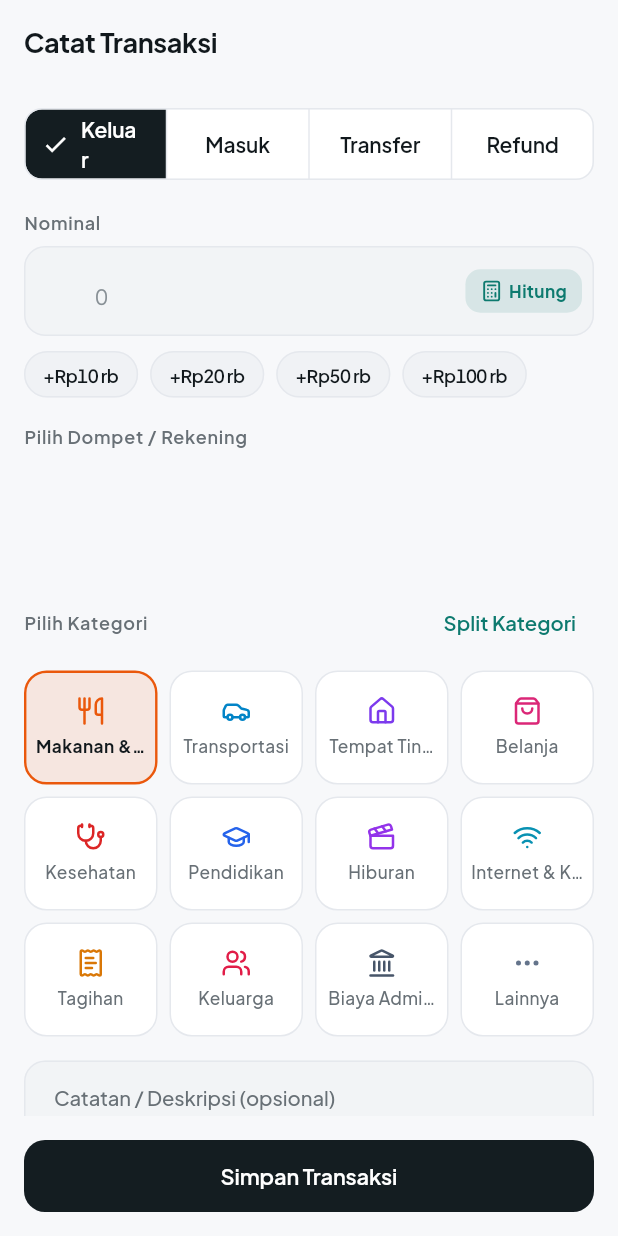
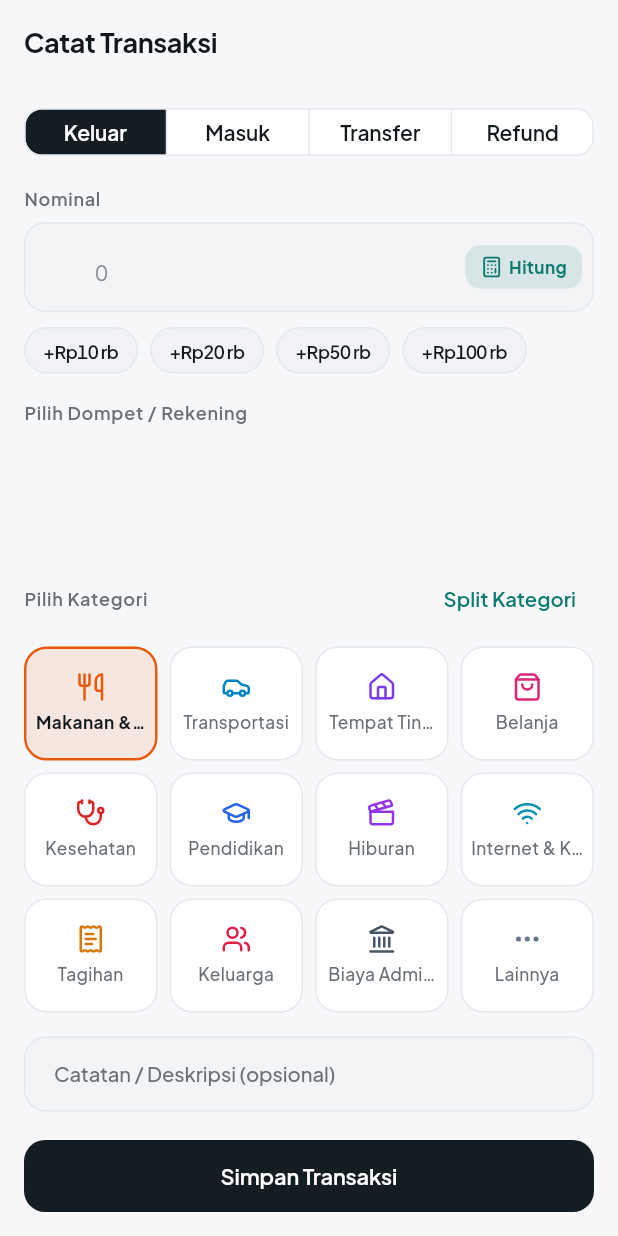
Before and after one commit to Habiboys/lanjo, a Flutter app: the TransactionFormPage screen opened by its route, on a phone screen of 412 x 824 dp. Run offline on Flutter 3.47's test engine with Material 3 defaults, Android fonts, the phone set to English and light mode, and no system bars; our stand-ins replace csv, dio, drift, file_picker, firebase_core, firebase_messaging and 13 more; missing offline and left inert: encrypt, excel; accounts and stored records are empty; generated files the repository leaves out were written again.

Commit message:
ui: remove sideload text and hide SegmentedButton checkmark icon

```diff
--- a/lib/features/settings/presentation/ai_settings_page.dart
+++ b/lib/features/settings/presentation/ai_settings_page.dart
@@ -217,11 +217,14 @@ class _AiSettingsPageState extends ConsumerState<AiSettingsPage> {
                         SizedBox(
                           width: double.infinity,
                           child: SegmentedButton<AiProvider>(
+                            showSelectedIcon: false,
                             segments: const [
                               ButtonSegment(
                                 value: AiProvider.gemini,
                                 label: Text(
                                   'Google Gemini',
+                                  maxLines: 1,
+                                  softWrap: false,
                                   overflow: TextOverflow.ellipsis,
                                 ),
                               ),
@@ -229,6 +232,8 @@ class _AiSettingsPageState extends ConsumerState<AiSettingsPage> {
                                 value: AiProvider.opencode,
                                 label: Text(
                                   'OpenCode',
+                                  maxLines: 1,
+                                  softWrap: false,
                                   overflow: TextOverflow.ellipsis,
                                 ),
                               ),
--- a/lib/features/settings/presentation/android_native_settings_page.dart
+++ b/lib/features/settings/presentation/android_native_settings_page.dart
@@ -413,11 +413,6 @@ class _AndroidNativeSettingsPageState
                           ),
                         ),
                       ),
-                      const SizedBox(height: 8),
-                      Text(
-                        'Tips Xiaomi / Android 13+: Jika saklar "Lanjo" terkunci abu-abu (Setelan dibatasi) saat pasang APK manual, buka Info App → ikon ⋮ di kanan atas → Izinkan setelan terbatas (atau install via Google Play Closed Testing).',
-                        style: theme.textTheme.bodySmall,
-                      ),
                       const SizedBox(height: 12),
                       Row(
                         children: [
--- a/lib/features/settings/presentation/settings_page.dart
+++ b/lib/features/settings/presentation/settings_page.dart
@@ -221,7 +221,7 @@ class SettingsPage extends ConsumerWidget {
                   color: ArusColors.primaryLight,
                   title: 'Fitur Pintar Android & Izin',
                   subtitle:
-                      'Izin Kamera/Galeri/Notif, Widget, Auto-Deteksi Clipboard & Share Struk',
+                      'Izin Perangkat, Widget, Deteksi Notifikasi Bank, Quick Tile & Share Struk',
                   onTap: () => context.push('/settings/android-native'),
                 ),
                 const Divider(indent: 66),
--- a/lib/features/transactions/presentation/transaction_form_page.dart
+++ b/lib/features/transactions/presentation/transaction_form_page.dart
@@ -375,11 +375,44 @@ class _TransactionFormPageState extends ConsumerState<TransactionFormPage> {
               children: [
                 if (widget.editTransactionId == null) ...[
                   SegmentedButton<String>(
+                    showSelectedIcon: false,
                     segments: const [
-                      ButtonSegment(value: 'expense', label: Text('Keluar')),
-                      ButtonSegment(value: 'income', label: Text('Masuk')),
-                      ButtonSegment(value: 'transfer', label: Text('Transfer')),
-                      ButtonSegment(value: 'refund', label: Text('Refund')),
+                      ButtonSegment(
+                        value: 'expense',
+                        label: Text(
+                          'Keluar',
+                          maxLines: 1,
+                          softWrap: false,
+                          overflow: TextOverflow.ellipsis,
+                        ),
+                      ),
+                      ButtonSegment(
+                        value: 'income',
+                        label: Text(
+                          'Masuk',
+                          maxLines: 1,
+                          softWrap: false,
+                          overflow: TextOverflow.ellipsis,
+                        ),
+                      ),
+                      ButtonSegment(
+                        value: 'transfer',
+                        label: Text(
+                          'Transfer',
+                          maxLines: 1,
+                          softWrap: false,
+                          overflow: TextOverflow.ellipsis,
+                        ),
+                      ),
+                      ButtonSegment(
+                        value: 'refund',
+                        label: Text(
+                          'Refund',
+                          maxLines: 1,
+                          softWrap: false,
+                          overflow: TextOverflow.ellipsis,
+                        ),
+                      ),
                     ],
                     selected: {_type},
                     onSelectionChanged: (s) {
```
Also changed, not shown: lib/app/theme/app_theme.dart (+8 -0 lines), lib/features/categories/presentation/categories_page.dart (+19 -2 lines), lib/features/debts/presentation/debts_page.dart (+19 -2 lines), 1 other file.
